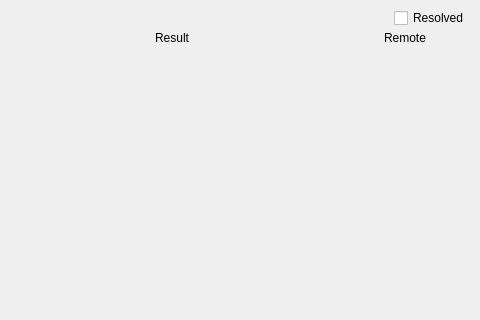
Qt form src/nextgis_connect/detached_editing/conflicts/ui/resolving_dialog_base.ui (nextgis/nextgis_connect) before a commit; both pictures show x 620 to 1100 and y 0 to 320 of the 1100 by 600 pixel window.
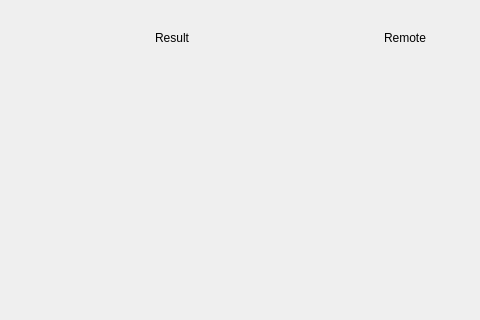
The same form after that commit. The open tabs and pages were chosen to show the change.

Commit message: Finish resolving dialog

What changed in the file:
```diff
--- a/src/nextgis_connect/detached_editing/conflicts/ui/resolving_dialog_base.ui
+++ b/src/nextgis_connect/detached_editing/conflicts/ui/resolving_dialog_base.ui
@@ -255,19 +255,6 @@
                    </property>
                   </widget>
                  </item>
-                 <item>
-                  <widget class="QCheckBox" name="updates_resolved_checkbox">
-                   <property name="sizePolicy">
-                    <sizepolicy hsizetype="Minimum" vsizetype="Ignored">
-                     <horstretch>0</horstretch>
-                     <verstretch>0</verstretch>
-                    </sizepolicy>
-                   </property>
-                   <property name="text">
-                    <string>Resolved</string>
-                   </property>
-                  </widget>
-                 </item>
                 </layout>
                </widget>
               </item>
```
Left out of the diff: 8 changed lines with no effect on the pictures. The commit also changes 9 other files.
